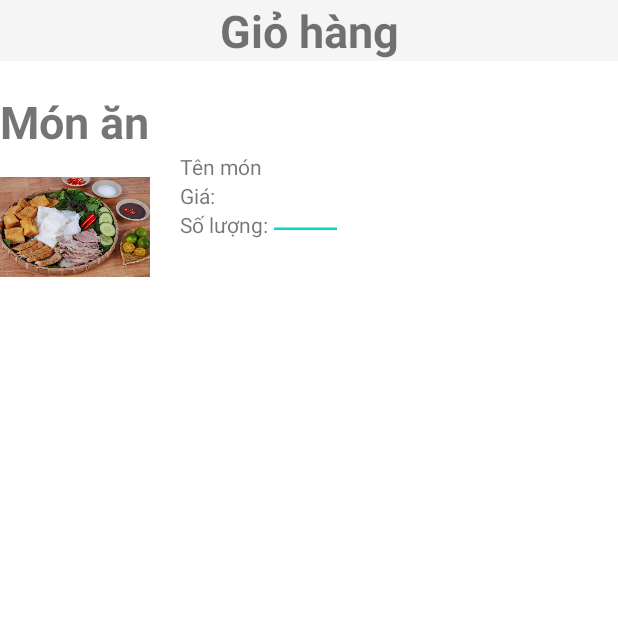
After one commit to kothedangnhap/DoAnAndroid, an Android app: the CartActivity screen opened directly, with no data from a screen before it, on a phone screen of 412 x 824 dp, the top half of it. The commit adds this screen. Run offline under Robolectric (Android 15) with nearby library versions, the phone set to English and light mode, and no system bars.

Commit message:
add interface cart

```diff
--- a/app/src/main/AndroidManifest.xml
+++ b/app/src/main/AndroidManifest.xml
@@ -9,10 +9,12 @@
         android:roundIcon="@mipmap/ic_launcher_round"
         android:supportsRtl="true"
         android:theme="@style/AppTheme">
-        <activity android:name=".Home"></activity>
+        <activity android:name=".CartActivity"/>
+        <activity android:name=".Home" />
         <activity android:name=".SignUp" />
         <activity android:name=".Signin" />
         <activity android:name=".MainActivity">
+
             <intent-filter>
                 <action android:name="android.intent.action.MAIN" />
 
--- /dev/null
+++ b/app/src/main/java/com/example/myapplication/CartActivity.java
@@ -0,0 +1,14 @@
+package com.example.myapplication;
+
+import androidx.appcompat.app.AppCompatActivity;
+
+import android.os.Bundle;
+
+public class CartActivity extends AppCompatActivity {
+
+    @Override
+    protected void onCreate(Bundle savedInstanceState) {
+        super.onCreate(savedInstanceState);
+        setContentView(R.layout.activity_cart);
+    }
+}
--- a/app/src/main/java/com/example/myapplication/MainActivity.java
+++ b/app/src/main/java/com/example/myapplication/MainActivity.java
@@ -3,21 +3,26 @@ import android.Manifest;
 import android.content.Intent;
 import android.graphics.Typeface;
 import android.os.Bundle;
+import android.view.Menu;
+import android.view.MenuInflater;
+import android.view.MenuItem;
 import android.view.View;
 import android.webkit.PermissionRequest;
 import android.widget.Button;
 import android.widget.TextView;
 import android.widget.Toast;
 
+import androidx.annotation.NonNull;
 import androidx.appcompat.app.AppCompatActivity;
 
 import com.example.myapplication.R;
 import com.example.myapplication.SignUp;
 import com.example.myapplication.Signin;
+import com.google.android.material.bottomnavigation.BottomNavigationView;
 import com.google.firebase.auth.FirebaseAuth;
 
 public class MainActivity extends AppCompatActivity {
-    Button btnSingIn,btnSingUp;
+    Button btnSingIn,btnSingUp,btnCart;
     TextView txtSlogan;
     private FirebaseAuth firebaseAuth;
     private FirebaseAuth.AuthStateListener listener;
@@ -28,15 +33,23 @@ public class MainActivity extends AppCompatActivity {
         addControls();
         addEvents();
 
+        BottomNavigationView bottomNavigationView = (BottomNavigationView)findViewById(R.id.nav_cart);
+
+        bottomNavigationView.setOnNavigationItemSelectedListener(new BottomNavigationView.OnNavigationItemSelectedListener() {
+            @Override
+            public boolean onNavigationItemSelected(@NonNull MenuItem item) {
+               TextView t = findViewById(R.id.txt_user);
+               t.setText(item.toString());
+                return false;
+            }
+        });
+
 //
     }
-
     private void addEvents() {
-
         btnSingIn.setOnClickListener(new View.OnClickListener() {
             @Override
             public void onClick(View view) {
-
             }
         });
 
@@ -55,6 +68,7 @@ public class MainActivity extends AppCompatActivity {
                 startActivity(SignIn);
             }
         });
+
     }
 
     private void addControls() {
@@ -62,5 +76,8 @@ public class MainActivity extends AppCompatActivity {
         btnSingUp = findViewById(R.id.btnSignup);
         txtSlogan = findViewById(R.id.txtSlogan);
 
+
     }
+
+
 }
--- a/app/src/main/java/com/example/myapplication/Signin.java
+++ b/app/src/main/java/com/example/myapplication/Signin.java
@@ -30,19 +30,23 @@ public class Signin extends AppCompatActivity {
         super.onCreate(savedInstanceState);
         setContentView(R.layout.activity_signin);
 
-        edtPassword = (MaterialEditText)findViewById(R.id.editPassword);
+        edtPassword = (MaterialEditText)findViewById(R.id.editPassword); // get field password
         edtPhone = (MaterialEditText)findViewById(R.id.editPhone);
-        btnSignIn= findViewById(R.id.btnSignIn);
+        btnSignIn= findViewById(R.id.btnSignIn); // get button sigint
 
+        // declare database
         FirebaseDatabase database = FirebaseDatabase.getInstance();
+        //get table user in firebase
         final DatabaseReference table_user = database.getReference("user");
 
+        // catch event click when signin
         btnSignIn.setOnClickListener(new View.OnClickListener() {
             @Override
             public void onClick(View v) {
                 final ProgressDialog mDialog =new ProgressDialog(Signin.this);
                 mDialog.setMessage("please waiting...");
                 mDialog.show();
+                //add data to table user
                 table_user.addValueEventListener(new ValueEventListener() {
                     @Override
                     public void onDataChange(@NonNull DataSnapshot dataSnapshot) {
@@ -52,7 +56,7 @@ public class Signin extends AppCompatActivity {
                             if (user.getPassword().equals(edtPassword.getText().toString())) {
                                 Toast.makeText(Signin.this, "Sing in successfully!", Toast.LENGTH_SHORT).show();
                                 Intent homeIntent =new Intent(Signin.this, Home.class);
-                                Common.currentUser=user;
+                                Common.currentUser=user; //store user
                                 startActivity(homeIntent);
                                 finish();
                             } else {
--- /dev/null
+++ b/app/src/main/res/layout/activity_cart.xml
@@ -0,0 +1,85 @@
+<?xml version="1.0" encoding="utf-8"?>
+<LinearLayout xmlns:android="http://schemas.android.com/apk/res/android"
+    xmlns:app="http://schemas.android.com/apk/res-auto"
+    xmlns:tools="http://schemas.android.com/tools"
+    android:layout_width="match_parent"
+    android:layout_height="match_parent"
+    android:orientation="vertical"
+    tools:context=".CartActivity">
+    <LinearLayout
+        android:layout_width="match_parent"
+        android:layout_height="wrap_content"
+        android:orientation="horizontal"
+        >
+        <TextView
+            android:background="@color/backgroundCart"
+            android:id="@+id/textView"
+            android:layout_width="match_parent"
+            android:layout_height="wrap_content"
+            android:textStyle="bold"
+            android:textSize="30dp"
+           android:gravity="center"
+            android:text="Giỏ hàng" />
+    </LinearLayout>
+    <LinearLayout
+        android:layout_marginTop="20dp"
+        android:layout_width="match_parent"
+        android:layout_height="wrap_content"
+        android:orientation="vertical">
+        <TextView
+            android:layout_width="match_parent"
+            android:layout_height="wrap_content"
+            android:textStyle="bold"
+            android:textSize="30dp"
+            android:text="Món ăn" />
+        <RelativeLayout
+            android:layout_width="match_parent"
+            android:layout_height="wrap_content"
+            >
+
+            <ImageView
+                android:id="@+id/imgMon"
+                android:layout_width="100dp"
+                android:layout_height="100dp"
+                android:src="@drawable/img" />
+
+            <TextView
+                android:id="@+id/txtNameFood"
+                android:layout_width="wrap_content"
+                android:layout_height="wrap_content"
+                android:layout_marginLeft="20dp"
+
+                android:layout_toRightOf="@id/imgMon"
+                android:text="Tên món" />
+            <TextView
+                android:id="@+id/txtPrice"
+                android:layout_width="wrap_content"
+                android:layout_height="wrap_content"
+                android:layout_marginLeft="20dp"
+
+                android:layout_below="@id/txtNameFood"
+                android:layout_toRightOf="@id/imgMon"
+                android:text="Giá:" />
+            <TextView
+                android:id="@+id/txtAmount"
+                android:layout_width="wrap_content"
+                android:layout_height="wrap_content"
+                android:layout_marginLeft="20dp"
+
+                android:layout_below="@id/txtPrice"
+                android:layout_toRightOf="@id/imgMon"
+                android:text="Số lượng:" />
+
+            <EditText
+                android:id="@+id/editTextNumber"
+                android:layout_width="50dp"
+                android:layout_height="20dp"
+                android:layout_below="@id/txtPrice"
+                android:layout_toRightOf="@id/txtAmount"
+                android:ems="10"
+                android:inputType="number" />
+        </RelativeLayout>
+    </LinearLayout>
+
+
+</LinearLayout>
--- a/app/src/main/res/values/colors.xml
+++ b/app/src/main/res/values/colors.xml
@@ -6,4 +6,6 @@
 
     <color name="btnSignUp">#39796b</color>
     <color name="btnSignActive">#A9d440</color>
+    <color name="backgroundCart">#f5f5f5</color>
+    #f5f5f5
 </resources>
```
Also changed, not shown: app/src/main/res/drawable/img.jpg (added), 3 other files.
